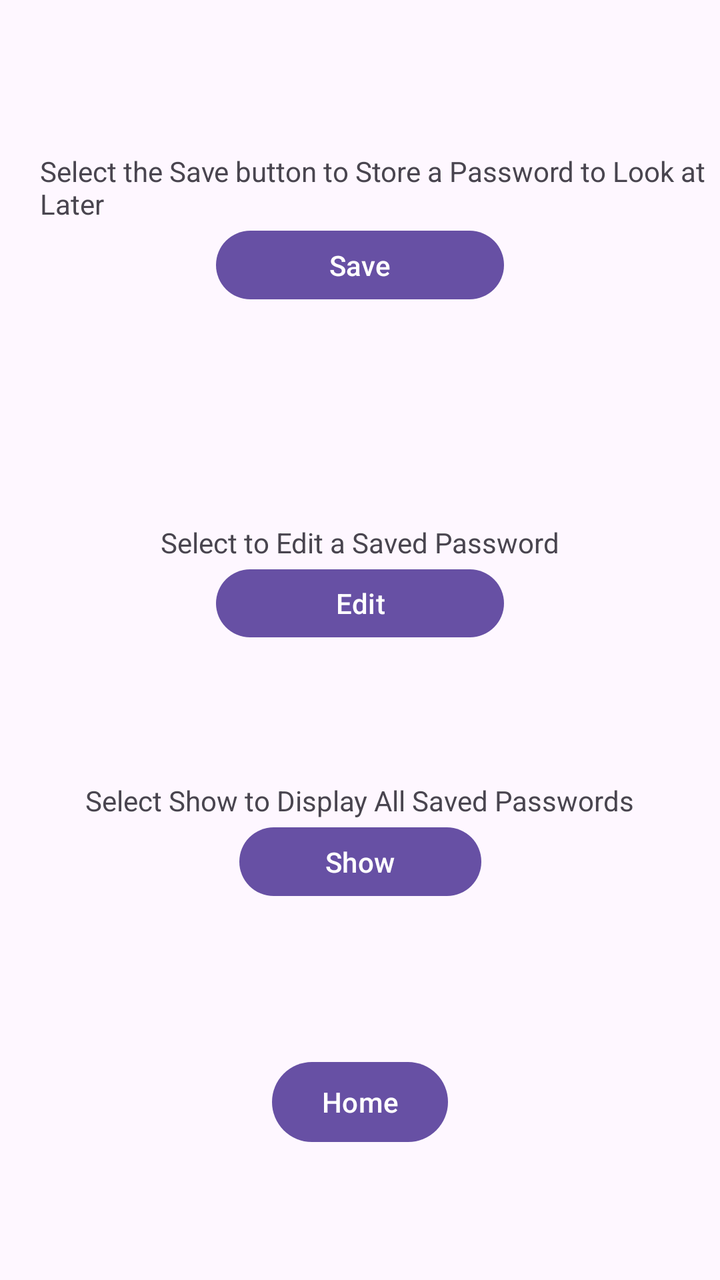
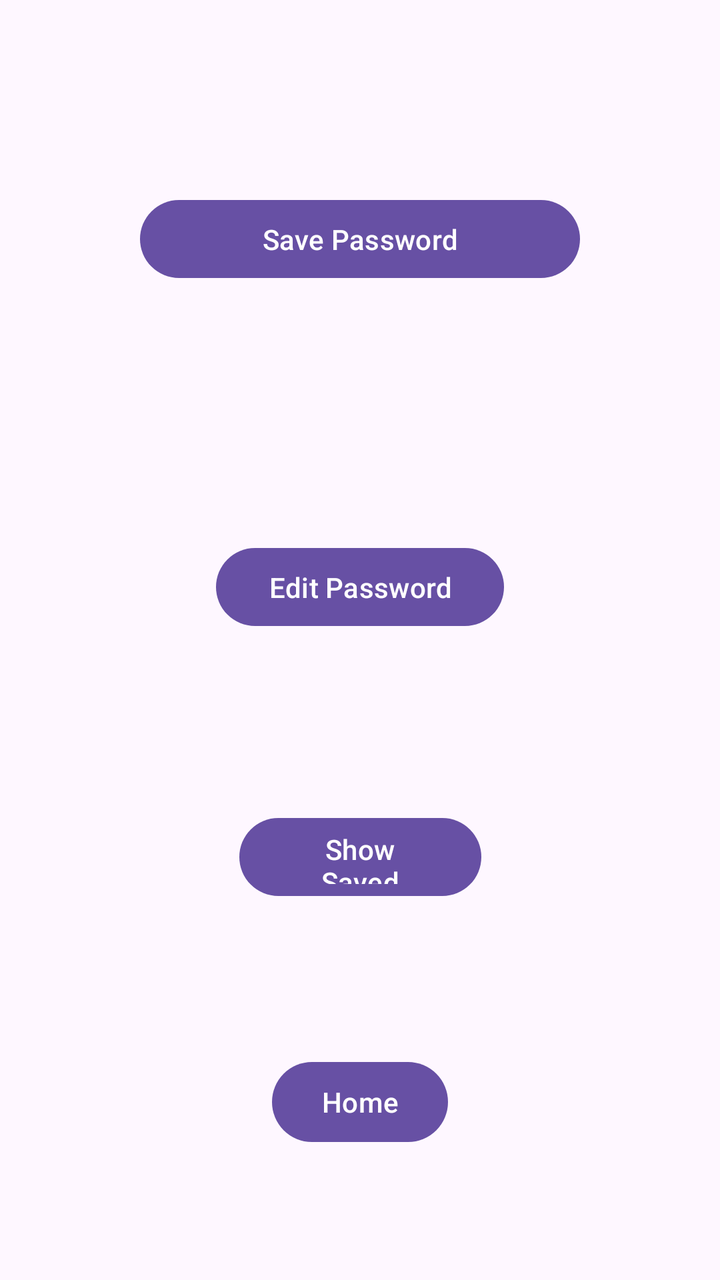

An Android layout rendered at two revisions. The XML below is the earlier revision; the diff shows what the commit changed to produce the second picture.
<!-- AndroidManifest.xml: application theme Theme.AppInterface1 -->
<!-- res/layout/activity_choice_screen.xml -->
<?xml version="1.0" encoding="utf-8"?>
<androidx.constraintlayout.widget.ConstraintLayout xmlns:android="http://schemas.android.com/apk/res/android"
    xmlns:app="http://schemas.android.com/apk/res-auto"
    xmlns:tools="http://schemas.android.com/tools"
    android:id="@+id/main"
    android:layout_width="match_parent"
    android:layout_height="match_parent"
    tools:context=".choiceScreen">

    <Button
        android:id="@+id/button12"
        android:layout_width="144dp"
        android:layout_height="0dp"
        android:layout_marginBottom="108dp"
        android:onClick="selectOptions"
        android:text="Save"
        app:layout_constraintBottom_toTopOf="@+id/textView"
        app:layout_constraintEnd_toEndOf="parent"
        app:layout_constraintStart_toStartOf="parent"
        app:layout_constraintTop_toBottomOf="@+id/textView10" />

    <TextView
        android:id="@+id/textView10"
        android:layout_width="wrap_content"
        android:layout_height="wrap_content"
        android:layout_marginStart="20dp"
        android:layout_marginTop="76dp"
        android:text="Select the Save button to Store a Password to Look at Later"
        app:layout_constraintBottom_toTopOf="@+id/button12"
        app:layout_constraintStart_toStartOf="parent"
        app:layout_constraintTop_toTopOf="parent" />

    <Button
        android:id="@+id/buttonE"
        android:layout_width="144dp"
        android:layout_height="0dp"
        android:layout_marginBottom="68dp"
        android:onClick="selectOptions"
        android:text="Edit"
        app:layout_constraintBottom_toTopOf="@+id/textView9"
        app:layout_constraintEnd_toEndOf="parent"
        app:layout_constraintStart_toStartOf="parent"
        app:layout_constraintTop_toBottomOf="@+id/textView" />

    <Button
        android:id="@+id/button7"
        android:layout_width="121dp"
        android:layout_height="0dp"
        android:layout_marginBottom="75dp"
        android:onClick="selectOptions"
        android:text="Show"
        app:layout_constraintBottom_toTopOf="@+id/button8"
        app:layout_constraintEnd_toEndOf="parent"
        app:layout_constraintStart_toStartOf="parent"
        app:layout_constraintTop_toBottomOf="@+id/textView9" />

    <Button
        android:id="@+id/button8"
        android:layout_width="wrap_content"
        android:layout_height="wrap_content"
        android:layout_marginBottom="65dp"
        android:onClick="homeScreen"
        android:text="Home"
        app:layout_constraintBottom_toBottomOf="parent"
        app:layout_constraintEnd_toEndOf="parent"
        app:layout_constraintStart_toStartOf="parent"
        app:layout_constraintTop_toBottomOf="@+id/button7" />

    <TextView
        android:id="@+id/textView"
        android:layout_width="wrap_content"
        android:layout_height="wrap_content"
        android:text="Select to Edit a Saved Password"
        app:layout_constraintBottom_toTopOf="@+id/buttonE"
        app:layout_constraintEnd_toEndOf="parent"
        app:layout_constraintStart_toStartOf="parent"
        app:layout_constraintTop_toBottomOf="@+id/button12" />

    <TextView
        android:id="@+id/textView9"
        android:layout_width="wrap_content"
        android:layout_height="wrap_content"
        android:text="Select Show to Display All Saved Passwords"
        app:layout_constraintBottom_toTopOf="@+id/button7"
        app:layout_constraintEnd_toEndOf="parent"
        app:layout_constraintStart_toStartOf="parent"
        app:layout_constraintTop_toBottomOf="@+id/buttonE" />
</androidx.constraintlayout.widget.ConstraintLayout>
<!-- resources referenced by this layout -->
<resources>
  <style name="Theme.AppInterface1" parent="Base.Theme.AppInterface1" />
  <style name="Base.Theme.AppInterface1" parent="Theme.Material3.DayNight.NoActionBar">
          
          
      </style>
</resources>

<!-- the commit's change to res/layout/activity_choice_screen.xml (unified diff, before → after) -->
@@ -9,24 +9,14 @@
 
     <Button
         android:id="@+id/button12"
-        android:layout_width="144dp"
+        android:layout_width="220dp"
         android:layout_height="0dp"
-        android:layout_marginBottom="108dp"
+        android:layout_marginTop="96dp"
+        android:layout_marginBottom="127dp"
         android:onClick="selectOptions"
-        android:text="Save"
-        app:layout_constraintBottom_toTopOf="@+id/textView"
+        android:text="Save Password"
+        app:layout_constraintBottom_toTopOf="@+id/buttonE"
         app:layout_constraintEnd_toEndOf="parent"
-        app:layout_constraintStart_toStartOf="parent"
-        app:layout_constraintTop_toBottomOf="@+id/textView10" />
-
-    <TextView
-        android:id="@+id/textView10"
-        android:layout_width="wrap_content"
-        android:layout_height="wrap_content"
-        android:layout_marginStart="20dp"
-        android:layout_marginTop="76dp"
-        android:text="Select the Save button to Store a Password to Look at Later"
-        app:layout_constraintBottom_toTopOf="@+id/button12"
         app:layout_constraintStart_toStartOf="parent"
         app:layout_constraintTop_toTopOf="parent" />
 
@@ -34,13 +24,13 @@
         android:id="@+id/buttonE"
         android:layout_width="144dp"
         android:layout_height="0dp"
-        android:layout_marginBottom="68dp"
+        android:layout_marginBottom="88dp"
         android:onClick="selectOptions"
-        android:text="Edit"
-        app:layout_constraintBottom_toTopOf="@+id/textView9"
+        android:text="Edit Password"
+        app:layout_constraintBottom_toTopOf="@+id/button7"
         app:layout_constraintEnd_toEndOf="parent"
         app:layout_constraintStart_toStartOf="parent"
-        app:layout_constraintTop_toBottomOf="@+id/textView" />
+        app:layout_constraintTop_toBottomOf="@+id/button12" />
 
     <Button
         android:id="@+id/button7"
@@ -48,11 +38,11 @@
         android:layout_height="0dp"
         android:layout_marginBottom="75dp"
         android:onClick="selectOptions"
-        android:text="Show"
+        android:text="Show Saved Passwords"
         app:layout_constraintBottom_toTopOf="@+id/button8"
         app:layout_constraintEnd_toEndOf="parent"
         app:layout_constraintStart_toStartOf="parent"
-        app:layout_constraintTop_toBottomOf="@+id/textView9" />
+        app:layout_constraintTop_toBottomOf="@+id/buttonE" />
 
     <Button
         android:id="@+id/button8"
@@ -66,23 +56,4 @@
         app:layout_constraintStart_toStartOf="parent"
         app:layout_constraintTop_toBottomOf="@+id/button7" />
 
-    <TextView
-        android:id="@+id/textView"
-        android:layout_width="wrap_content"
-        android:layout_height="wrap_content"
-        android:text="Select to Edit a Saved Password"
-        app:layout_constraintBottom_toTopOf="@+id/buttonE"
-        app:layout_constraintEnd_toEndOf="parent"
-        app:layout_constraintStart_toStartOf="parent"
-        app:layout_constraintTop_toBottomOf="@+id/button12" />
-
-    <TextView
-        android:id="@+id/textView9"
-        android:layout_width="wrap_content"
-        android:layout_height="wrap_content"
-        android:text="Select Show to Display All Saved Passwords"
-        app:layout_constraintBottom_toTopOf="@+id/button7"
-        app:layout_constraintEnd_toEndOf="parent"
-        app:layout_constraintStart_toStartOf="parent"
-        app:layout_constraintTop_toBottomOf="@+id/buttonE" />
 </androidx.constraintlayout.widget.ConstraintLayout>
